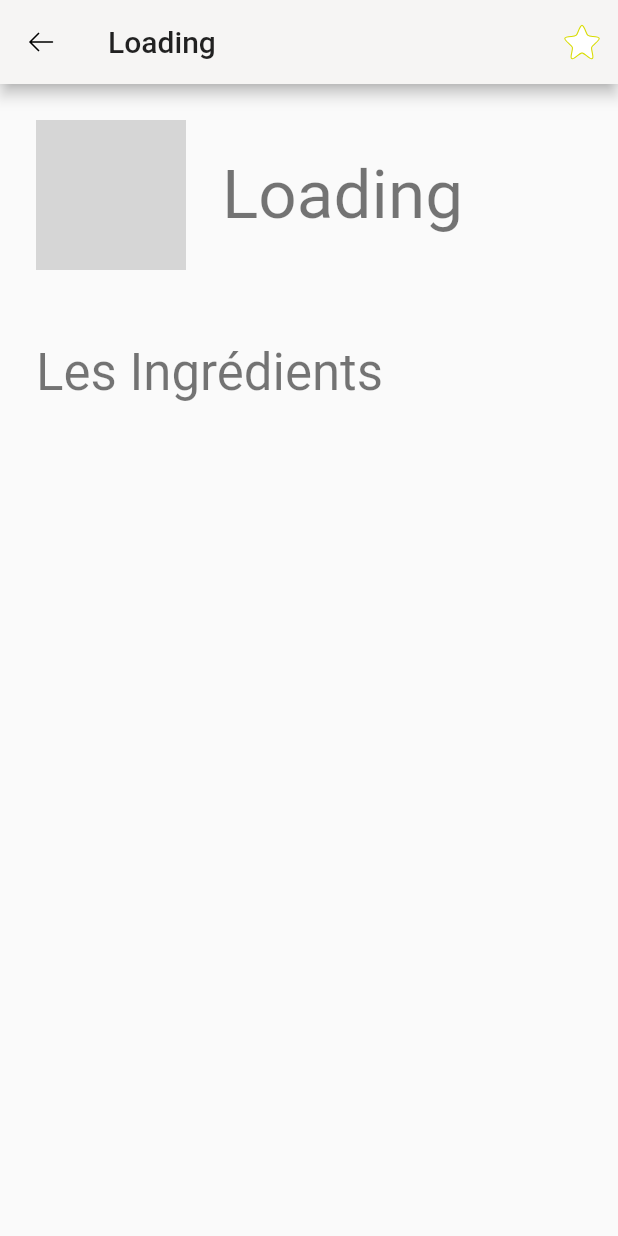
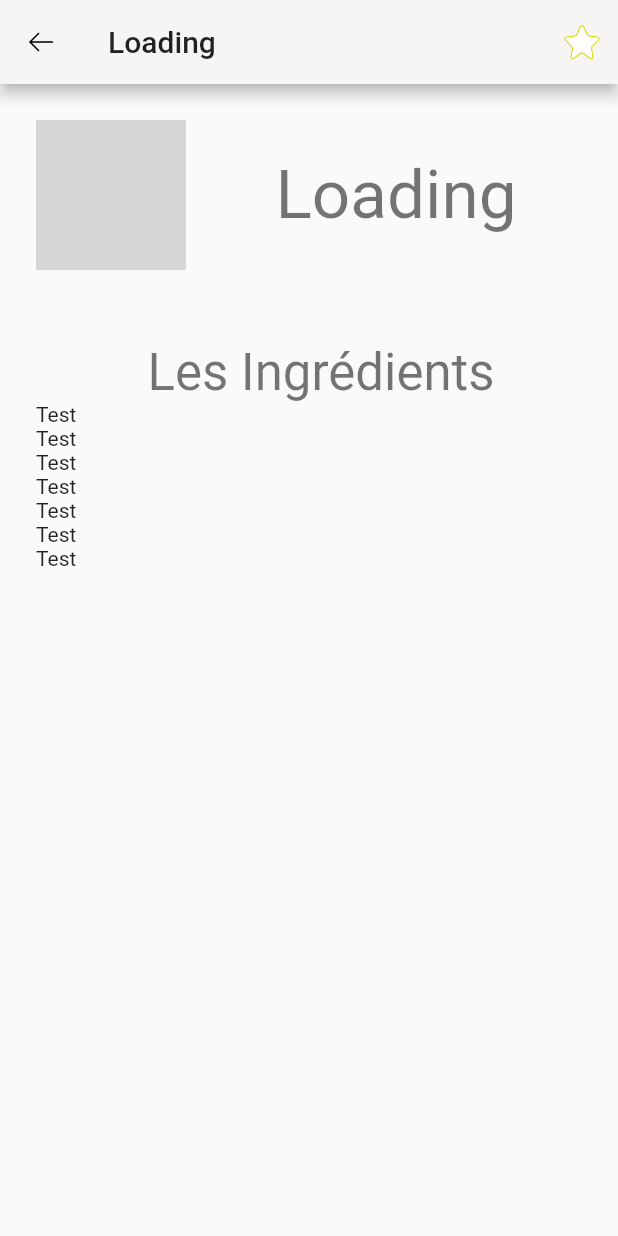
Before and after one commit to Majestyk228/flutter_project, a Flutter app: the screen it shows after launch, after a tap on "Loading", on a phone screen of 412 x 824 dp. Run offline on Flutter 3.47's test engine with Material 2 defaults, Android fonts, the phone set to English and light mode, and no system bars; our stand-ins replace flutter_svg; network calls fail; grey boxes are pictures that could not be loaded.

Commit message:
Init List of Ingredients CocktailDetails
List builder initalised , require a bit more time to print all the ingredient of the cocktail

```diff
--- a/lib/pages/cocktail_details_page.dart
+++ b/lib/pages/cocktail_details_page.dart
@@ -24,7 +24,8 @@ class _CocktailDetailState extends State<CocktailDetail> {
             Navigator.pop(context);
           },
         ),
-        title: Text(widget.title),
+        title: Text(widget.title,textAlign: TextAlign.center,
+          overflow: TextOverflow.ellipsis,),
         titleTextStyle: Theme.of(context).textTheme.headline6,
         centerTitle: false,
         backgroundColor: const Color(0xffF6F5F4),
@@ -63,7 +64,8 @@ class _CocktailDetailState extends State<CocktailDetail> {
                         child: Text(
                           widget.title,
                           style: Theme.of(context).textTheme.headline3,
-                          overflow: TextOverflow.clip,
+                          textAlign: TextAlign.center,
+                          overflow: TextOverflow.ellipsis,
                         ),
                       ),
                     ),
@@ -72,11 +74,25 @@ class _CocktailDetailState extends State<CocktailDetail> {
               ),
               Padding(
                 padding: const EdgeInsets.only(top: 32, left: 16),
-                child: Text(
-                  Constants.INGREDIENT_TEXT,
-                  style: Theme.of(context).textTheme.headline4,
+                child: Column(
+                  children: [
+                    Text(
+                      Constants.INGREDIENT_TEXT,
+                      style: Theme.of(context).textTheme.headline4,
+                    ),
+                    ListView.builder(shrinkWrap: true,
+                      addRepaintBoundaries: false,
+                      itemCount: 7,
+                      itemBuilder: (context, index) {
+                        return Text("Test"
+                        );
+                        //return ListTile(title: Text(fruits[index]),);
+                      },)
+
+                  ],
                 ),
               ),
+
             ],
           ),
         ),
```
Also changed, not shown: lib/components/cards.dart (+13 -4 lines).
